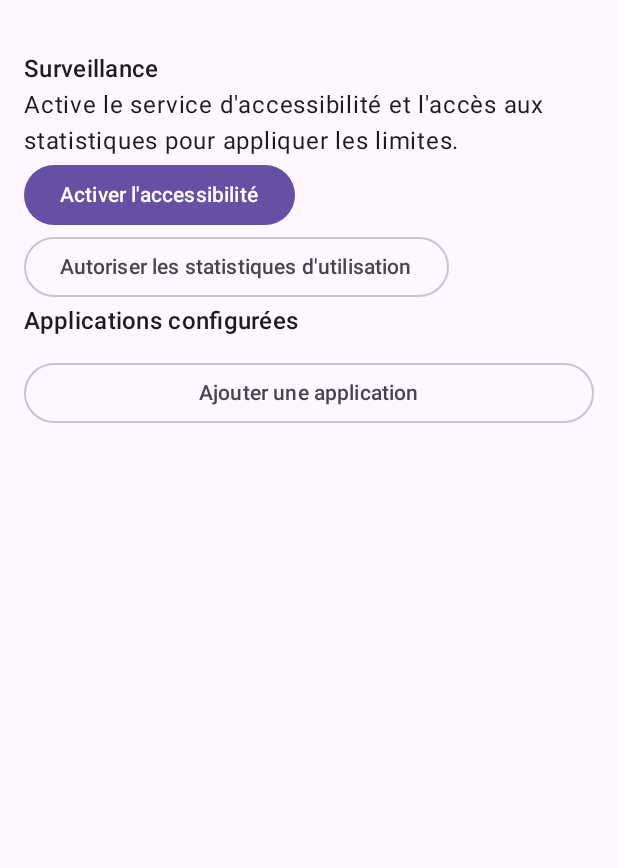
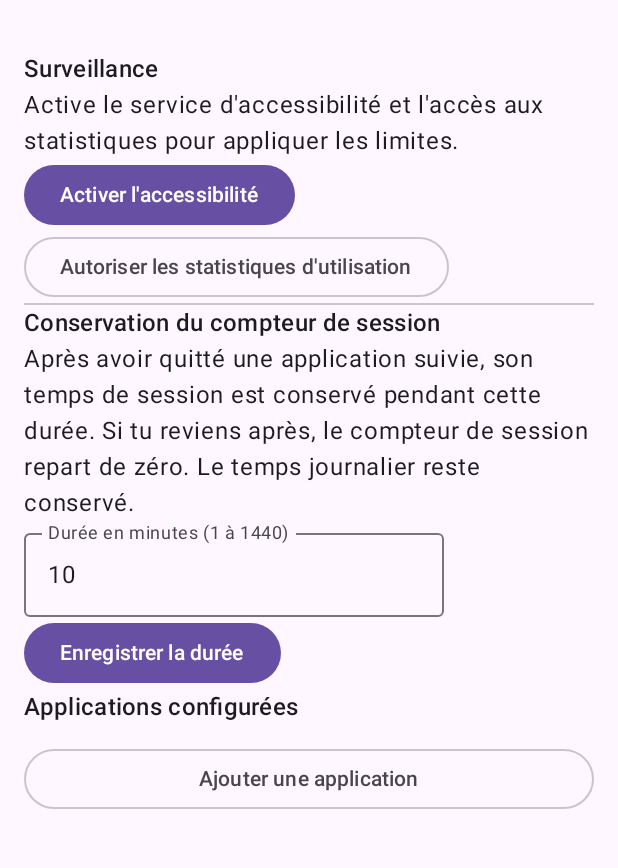
Before and after one commit to lololagrint/FocusApp, an Android app built with Jetpack Compose: the screen it shows after launch (MainActivity), on a phone screen of 412 x 824 dp, the part 69-937 px from its top. Run offline under Robolectric (Android 15) with nearby library versions, the phone set to English and light mode, and no system bars.

Commit message:
Add configurable session timer retention setting to home screen

```diff
--- a/app/src/main/java/fr/focuscontrol/MainActivity.kt
+++ b/app/src/main/java/fr/focuscontrol/MainActivity.kt
@@ -36,6 +36,7 @@ class MainActivity : ComponentActivity() {
 private fun FocusHome(activity: MainActivity) {
     var refresh by remember { mutableIntStateOf(0) }
     var selected by remember { mutableStateOf<AppPolicy?>(null) }
+    var retentionText by remember { mutableStateOf(PolicyStore.sessionRetentionMinutes(activity).toString()) }
     val policies = remember(refresh) { PolicyStore.policies(activity) }
     val installed = remember {
         val intent = Intent(Intent.ACTION_MAIN).addCategory(Intent.CATEGORY_LAUNCHER)
@@ -65,6 +66,20 @@ private fun FocusHome(activity: MainActivity) {
                 OutlinedButton(onClick = { activity.startActivity(Intent(Settings.ACTION_USAGE_ACCESS_SETTINGS)) }) {
                     Text("Autoriser les statistiques d'utilisation")
                 }
+                Divider()
+                Text("Conservation du compteur de session", style = MaterialTheme.typography.titleMedium)
+                Text("Après avoir quitté une application suivie, son temps de session est conservé pendant cette durée. Si tu reviens après, le compteur de session repart de zéro. Le temps journalier reste conservé.")
+                OutlinedTextField(
+                    value = retentionText,
+                    onValueChange = { retentionText = it.filter(Char::isDigit).take(4) },
+                    label = { Text("Durée en minutes (1 à 1440)") },
+                    singleLine = true
+                )
+                Button(onClick = {
+                    val minutes = retentionText.toIntOrNull()?.coerceIn(1, 1440) ?: 10
+                    PolicyStore.setSessionRetentionMinutes(activity, minutes)
+                    retentionText = minutes.toString()
+                }) { Text("Enregistrer la durée") }
                 Text("Applications configurées", style = MaterialTheme.typography.titleMedium)
             }
             items(policies, key = { it.packageName }) { p ->
```
